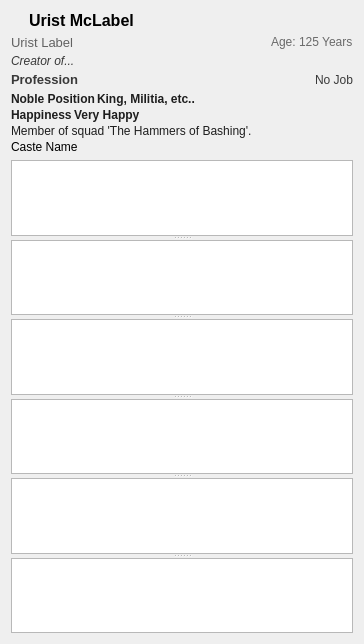
This is ui/dwarfdetailswidget.ui in Dwarf-Therapist/Dwarf-Therapist as Qt 5 draws it before an edit. The edited form follows.
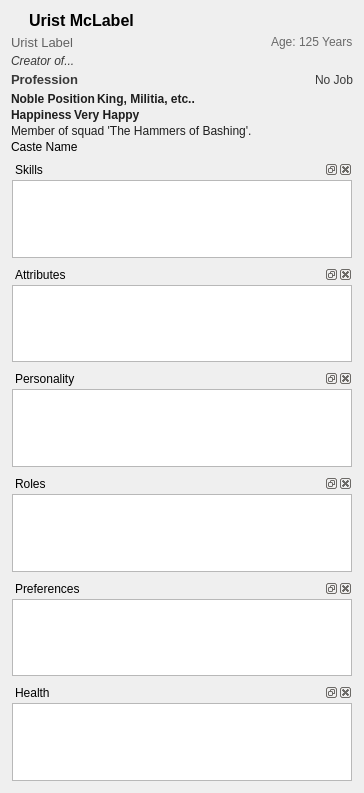
This is the edited form.

Commit message:
replace unit detail splitter with docks
- removes the splitter and table/tree layout from the details dock, and
replaces them with a set of dockable widgets (ie. unit skills,
attributes, roles, etc. docks)
- by default the details pane is configured with docks tabified, however
they can be closed, floated, dragged and dropped to other configurations

Diff of the .ui file:
```diff
--- a/ui/dwarfdetailswidget.ui
+++ b/ui/dwarfdetailswidget.ui
@@ -7,7 +7,7 @@
     <x>0</x>
     <y>0</y>
     <width>364</width>
-    <height>644</height>
+    <height>793</height>
    </rect>
   </property>
   <property name="sizePolicy">
@@ -19,7 +19,7 @@
   <property name="windowTitle">
    <string>Form</string>
   </property>
-  <layout class="QVBoxLayout" name="verticalLayout_2">
+  <layout class="QVBoxLayout" name="verticalLayout_3">
    <item>
     <layout class="QVBoxLayout" name="verticalLayout">
      <property name="spacing">
@@ -729,16 +729,34 @@
     </layout>
    </item>
    <item>
-    <widget class="QSplitter" name="splitter">
+    <widget class="QDockWidget" name="dock_unit_skills">
      <property name="sizePolicy">
-      <sizepolicy hsizetype="Preferred" vsizetype="Preferred">
+      <sizepolicy hsizetype="Expanding" vsizetype="Expanding">
        <horstretch>0</horstretch>
        <verstretch>0</verstretch>
       </sizepolicy>
      </property>
-     <property name="orientation">
-      <enum>Qt::Vertical</enum>
+     <property name="windowTitle">
+      <string>Skills</string>
      </property>
+     <widget class="QWidget" name="dockWidgetContents">
+      <layout class="QVBoxLayout" name="verticalLayout_2">
+       <property name="spacing">
+        <number>1</number>
+       </property>
+       <property name="leftMargin">
+        <number>1</number>
+       </property>
+       <property name="topMargin">
+        <number>1</number>
+       </property>
+       <property name="rightMargin">
+        <number>1</number>
+       </property>
+       <property name="bottomMargin">
+        <number>1</number>
+       </property>
+       <item>
      <widget class="QTableWidget" name="tw_skills">
       <property name="sizePolicy">
        <sizepolicy hsizetype="Expanding" vsizetype="Expanding">
@@ -747,6 +765,40 @@
        </sizepolicy>
       </property>
      </widget>
+       </item>
+      </layout>
+     </widget>
+    </widget>
+   </item>
+   <item>
+    <widget class="QDockWidget" name="dock_unit_attributes">
+     <property name="sizePolicy">
+      <sizepolicy hsizetype="Expanding" vsizetype="Expanding">
+       <horstretch>0</horstretch>
+       <verstretch>0</verstretch>
+      </sizepolicy>
+     </property>
+     <property name="windowTitle">
+      <string>Attributes</string>
+     </property>
+     <widget class="QWidget" name="dockWidgetContents_2">
+      <layout class="QVBoxLayout" name="verticalLayout_8">
+       <property name="spacing">
+        <number>1</number>
+       </property>
+       <property name="leftMargin">
+        <number>1</number>
+       </property>
+       <property name="topMargin">
+        <number>1</number>
+       </property>
+       <property name="rightMargin">
+        <number>1</number>
+       </property>
+       <property name="bottomMargin">
+        <number>1</number>
+       </property>
+       <item>
      <widget class="QTableWidget" name="tw_attributes">
       <property name="sizePolicy">
        <sizepolicy hsizetype="Expanding" vsizetype="Expanding">
@@ -755,6 +807,43 @@
        </sizepolicy>
       </property>
      </widget>
+       </item>
+      </layout>
+     </widget>
+    </widget>
+   </item>
+   <item>
+    <widget class="QDockWidget" name="dock_unit_traits">
+     <property name="sizePolicy">
+      <sizepolicy hsizetype="Expanding" vsizetype="Expanding">
+       <horstretch>0</horstretch>
+       <verstretch>0</verstretch>
+      </sizepolicy>
+     </property>
+     <property name="floating">
+      <bool>false</bool>
+     </property>
+     <property name="windowTitle">
+      <string>Personality</string>
+     </property>
+     <widget class="QWidget" name="dockWidgetContents_3">
+      <layout class="QVBoxLayout" name="verticalLayout_9">
+       <property name="spacing">
+        <number>1</number>
+       </property>
+       <property name="leftMargin">
+        <number>1</number>
+       </property>
+       <property name="topMargin">
+        <number>1</number>
+       </property>
+       <property name="rightMargin">
+        <number>1</number>
+       </property>
+       <property name="bottomMargin">
+        <number>1</number>
+       </property>
+       <item>
      <widget class="QTableWidget" name="tw_traits">
       <property name="sizePolicy">
        <sizepolicy hsizetype="Expanding" vsizetype="Expanding">
@@ -763,6 +852,40 @@
        </sizepolicy>
       </property>
      </widget>
+       </item>
+      </layout>
+     </widget>
+    </widget>
+   </item>
+   <item>
+    <widget class="QDockWidget" name="dock_unit_roles">
+     <property name="sizePolicy">
+      <sizepolicy hsizetype="Expanding" vsizetype="Expanding">
+       <horstretch>0</horstretch>
+       <verstretch>0</verstretch>
+      </sizepolicy>
+     </property>
+     <property name="windowTitle">
+      <string>Roles</string>
+     </property>
+     <widget class="QWidget" name="dockWidgetContents_4">
+      <layout class="QVBoxLayout" name="verticalLayout_10">
+       <property name="spacing">
+        <number>1</number>
+       </property>
+       <property name="leftMargin">
+        <number>1</number>
+       </property>
+       <property name="topMargin">
+        <number>1</number>
+       </property>
+       <property name="rightMargin">
+        <number>1</number>
+       </property>
+       <property name="bottomMargin">
+        <number>1</number>
+       </property>
+       <item>
      <widget class="QTableWidget" name="tw_roles">
       <property name="sizePolicy">
        <sizepolicy hsizetype="Expanding" vsizetype="Expanding">
@@ -771,6 +894,40 @@
        </sizepolicy>
       </property>
      </widget>
+       </item>
+      </layout>
+     </widget>
+    </widget>
+   </item>
+   <item>
+    <widget class="QDockWidget" name="dock_unit_prefs">
+     <property name="sizePolicy">
+      <sizepolicy hsizetype="Expanding" vsizetype="Expanding">
+       <horstretch>0</horstretch>
+       <verstretch>0</verstretch>
+      </sizepolicy>
+     </property>
+     <property name="windowTitle">
+      <string>Preferences</string>
+     </property>
+     <widget class="QWidget" name="dockWidgetContents_5">
+      <layout class="QVBoxLayout" name="verticalLayout_11">
+       <property name="spacing">
+        <number>1</number>
+       </property>
+       <property name="leftMargin">
+        <number>1</number>
+       </property>
+       <property name="topMargin">
+        <number>1</number>
+       </property>
+       <property name="rightMargin">
+        <number>1</number>
+       </property>
+       <property name="bottomMargin">
+        <number>1</number>
+       </property>
+       <item>
      <widget class="QTableWidget" name="tw_prefs">
       <property name="sizePolicy">
        <sizepolicy hsizetype="Expanding" vsizetype="Expanding">
@@ -779,6 +936,40 @@
        </sizepolicy>
       </property>
      </widget>
+       </item>
+      </layout>
+     </widget>
+    </widget>
+   </item>
+   <item>
+    <widget class="QDockWidget" name="dock_unit_health">
+     <property name="sizePolicy">
+      <sizepolicy hsizetype="Expanding" vsizetype="Expanding">
+       <horstretch>0</horstretch>
+       <verstretch>0</verstretch>
+      </sizepolicy>
+     </property>
+     <property name="windowTitle">
+      <string>Health</string>
+     </property>
+     <widget class="QWidget" name="dockWidgetContents_6">
+      <layout class="QVBoxLayout" name="verticalLayout_12">
+       <property name="spacing">
+        <number>1</number>
+       </property>
+       <property name="leftMargin">
+        <number>1</number>
+       </property>
+       <property name="topMargin">
+        <number>1</number>
+       </property>
+       <property name="rightMargin">
+        <number>1</number>
+       </property>
+       <property name="bottomMargin">
+        <number>1</number>
+       </property>
+       <item>
      <widget class="QTreeWidget" name="tw_health">
       <property name="sizePolicy">
        <sizepolicy hsizetype="Expanding" vsizetype="Expanding">
@@ -797,6 +988,9 @@
         <string notr="true">1</string>
        </property>
       </column>
+        </widget>
+       </item>
+      </layout>
      </widget>
     </widget>
    </item>
```
Lines whose indentation alone changed are shown as unchanged. The commit also changes 5 other files.
